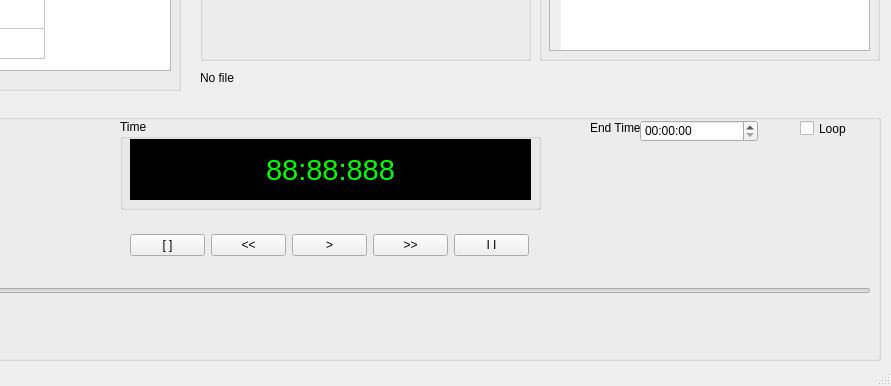
This is DisplaySelector/mainwindow.ui in AlexRadacki/QtSfCM as Qt 5 draws it before an edit; both pictures show x 150 to 1041 and y 476 to 862 of the 1041 by 862 pixel window. The edited form follows.
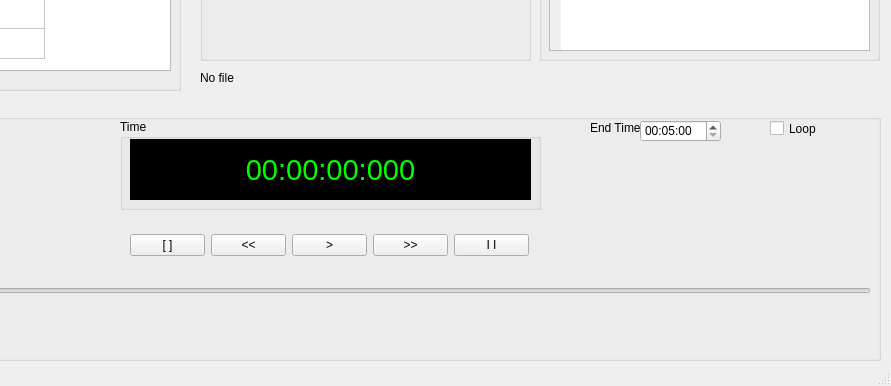
This is the edited form.

The edit to the form file:
```diff
--- a/DisplaySelector/mainwindow.ui
+++ b/DisplaySelector/mainwindow.ui
@@ -295,15 +295,28 @@
       <rect>
        <x>780</x>
        <y>20</y>
-       <width>118</width>
+       <width>81</width>
        <height>22</height>
       </rect>
      </property>
+     <property name="currentSection">
+      <enum>QDateTimeEdit::HourSection</enum>
+     </property>
+     <property name="displayFormat">
+      <string>HH:mm:ss</string>
+     </property>
+     <property name="time">
+      <time>
+       <hour>0</hour>
+       <minute>5</minute>
+       <second>0</second>
+      </time>
+     </property>
     </widget>
     <widget class="QCheckBox" name="checkBox">
      <property name="geometry">
       <rect>
-       <x>940</x>
+       <x>910</x>
        <y>20</y>
        <width>61</width>
        <height>17</height>
@@ -542,7 +555,7 @@
        <bool>true</bool>
       </property>
       <property name="text">
-       <string>88:88:888</string>
+       <string>00:00:00:000</string>
       </property>
       <property name="textFormat">
        <enum>Qt::PlainText</enum>
```
Left out of the diff: 4 changed lines with no effect on the pictures.
